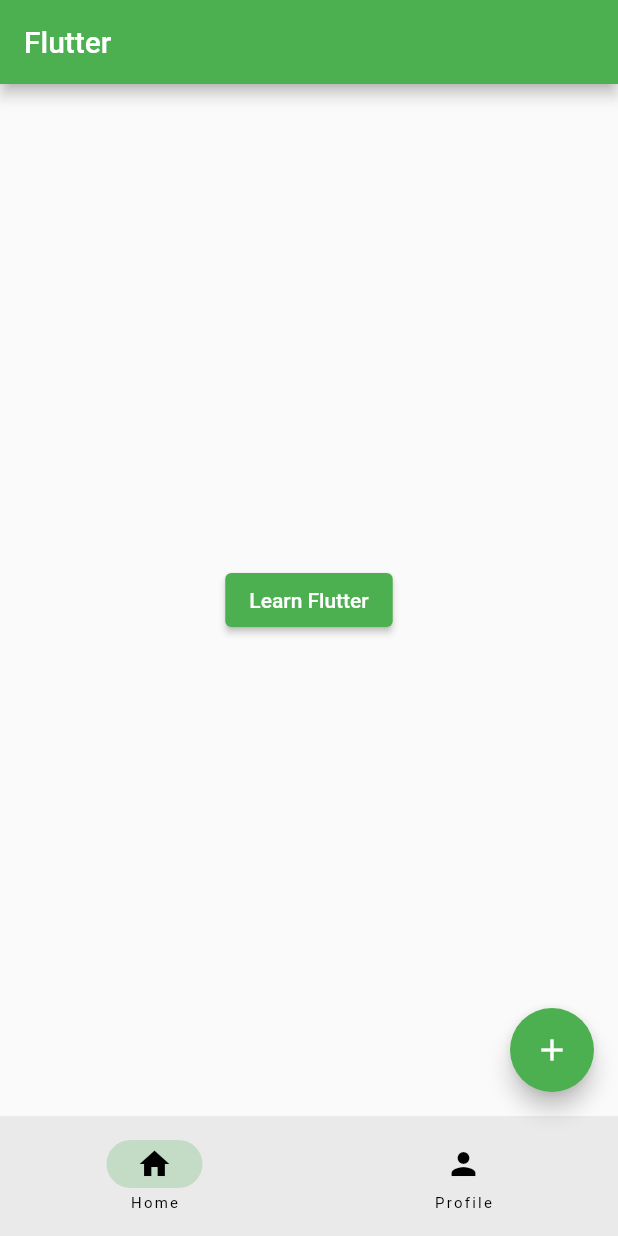
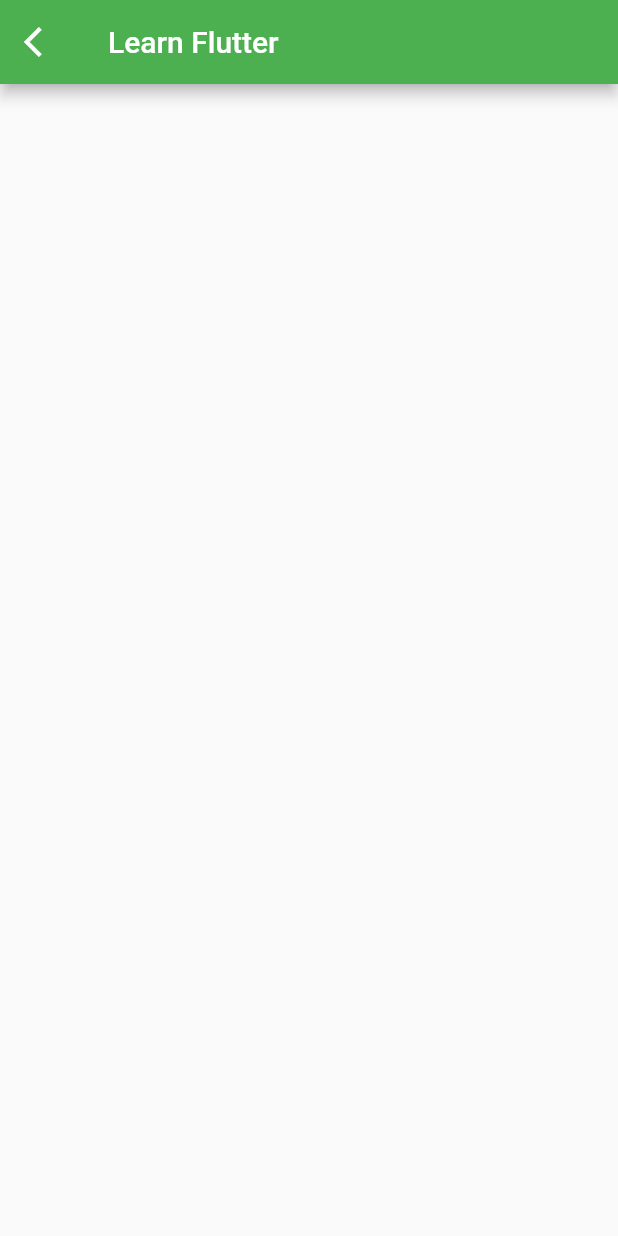
Before and after one commit to au-richard/flutter-practice, a Flutter app: the screen it shows after launch, after a tap on "Learn Flutter", on a phone screen of 412 x 824 dp. Run offline on Flutter 3.47's test engine with Material 2 defaults, Android fonts, the light colour scheme and no system bars.

Commit message:
Creating learn flutter page. Adding back button.

```diff
--- a/lib/home_page.dart
+++ b/lib/home_page.dart
@@ -1,5 +1,6 @@
 import 'package:flutter/cupertino.dart';
 import 'package:flutter/material.dart';
+import 'package:flutter_practice/learn_flutter_page.dart';
 
 class HomePage extends StatelessWidget {
   const HomePage({Key? key}) : super(key: key);
@@ -8,7 +9,15 @@
   Widget build(BuildContext context) {
     return Center(
       child: ElevatedButton(
-        onPressed: () {},
+        onPressed: () {
+          Navigator.of(context).push(
+            MaterialPageRoute(
+              builder: (BuildContext context) {
+                return const LearnFlutterPage();
+              },
+            ),
+          );
+        },
         child: const Text("Learn Flutter"),
       ),
     );
--- /dev/null
+++ b/lib/learn_flutter_page.dart
@@ -0,0 +1,26 @@
+import 'package:flutter/material.dart';
+
+class LearnFlutterPage extends StatefulWidget {
+  const LearnFlutterPage({Key? key}) : super(key: key);
+
+  @override
+  State<LearnFlutterPage> createState() => _LearnFlutterPageState();
+}
+
+class _LearnFlutterPageState extends State<LearnFlutterPage> {
+  @override
+  Widget build(BuildContext context) {
+    return Scaffold(
+      appBar: AppBar(
+        title: const Text("Learn Flutter"),
+        automaticallyImplyLeading: false,
+        leading: IconButton(
+          onPressed: () {
+            Navigator.of(context).pop();
+          },
+          icon: const Icon(Icons.arrow_back_ios),
+        ),
+      ),
+    );
+  }
+}
```
